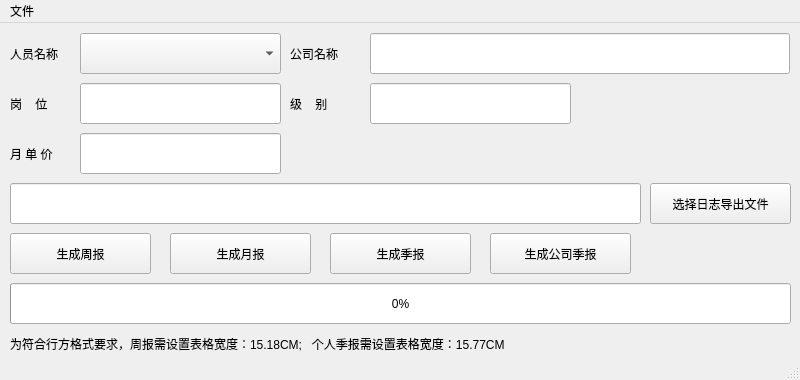
This is mainFaceWithRcc.ui in camelot2013/logbuild as Qt 5 draws it before an edit. The edited form follows.
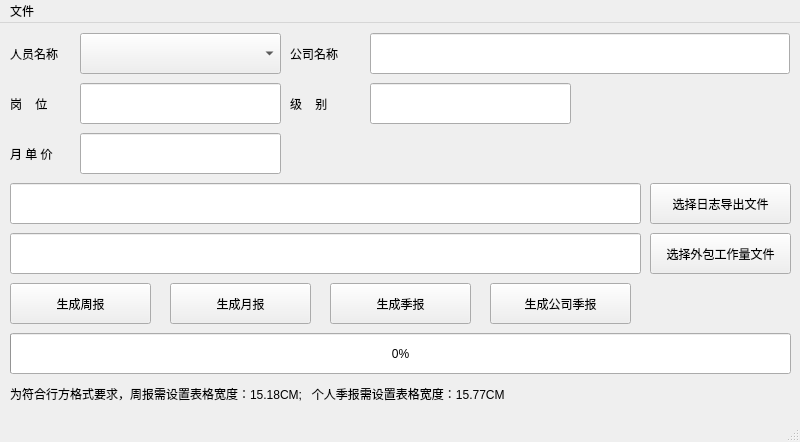
This is the edited form. Icons and pictures are not drawn.

Commit message: 1、增加“按系统统计工作量”导出文件解析功能 2、个人季报文件增加“目前进度”栏目取值功能

What changed in the file:
```diff
--- a/mainFaceWithRcc.ui
+++ b/mainFaceWithRcc.ui
@@ -7,7 +7,7 @@
     <x>0</x>
     <y>0</y>
     <width>800</width>
-    <height>380</height>
+    <height>442</height>
    </rect>
   </property>
   <property name="windowTitle">
@@ -175,7 +175,7 @@
     <property name="geometry">
      <rect>
       <x>10</x>
-      <y>210</y>
+      <y>260</y>
       <width>141</width>
       <height>41</height>
      </rect>
@@ -188,7 +188,7 @@
     <property name="geometry">
      <rect>
       <x>170</x>
-      <y>210</y>
+      <y>260</y>
       <width>141</width>
       <height>41</height>
      </rect>
@@ -201,7 +201,7 @@
     <property name="geometry">
      <rect>
       <x>330</x>
-      <y>210</y>
+      <y>260</y>
       <width>141</width>
       <height>41</height>
      </rect>
@@ -214,7 +214,7 @@
     <property name="geometry">
      <rect>
       <x>490</x>
-      <y>210</y>
+      <y>260</y>
       <width>141</width>
       <height>41</height>
      </rect>
@@ -227,7 +227,7 @@
     <property name="geometry">
      <rect>
       <x>10</x>
-      <y>260</y>
+      <y>310</y>
       <width>781</width>
       <height>41</height>
      </rect>
@@ -240,7 +240,7 @@
     <property name="geometry">
      <rect>
       <x>10</x>
-      <y>310</y>
+      <y>360</y>
       <width>621</width>
       <height>21</height>
      </rect>
@@ -249,6 +249,32 @@
      <string>为符合行方格式要求，周报需设置表格宽度：15.18CM;   个人季报需设置表格宽度：15.77CM</string>
     </property>
    </widget>
+   <widget class="QLineEdit" name="lineEdit_FilePath_EpibolyTotal">
+    <property name="geometry">
+     <rect>
+      <x>10</x>
+      <y>210</y>
+      <width>631</width>
+      <height>41</height>
+     </rect>
+    </property>
+    <property name="readOnly">
+     <bool>true</bool>
+    </property>
+   </widget>
+   <widget class="QPushButton" name="btn_file_EpibolyTotal">
+    <property name="geometry">
+     <rect>
+      <x>650</x>
+      <y>210</y>
+      <width>141</width>
+      <height>41</height>
+     </rect>
+    </property>
+    <property name="text">
+     <string>选择外包工作量文件</string>
+    </property>
+   </widget>
   </widget>
   <widget class="QStatusBar" name="statusbar"/>
   <widget class="QMenuBar" name="menuBar">
```
The commit also changes 4 other files.
